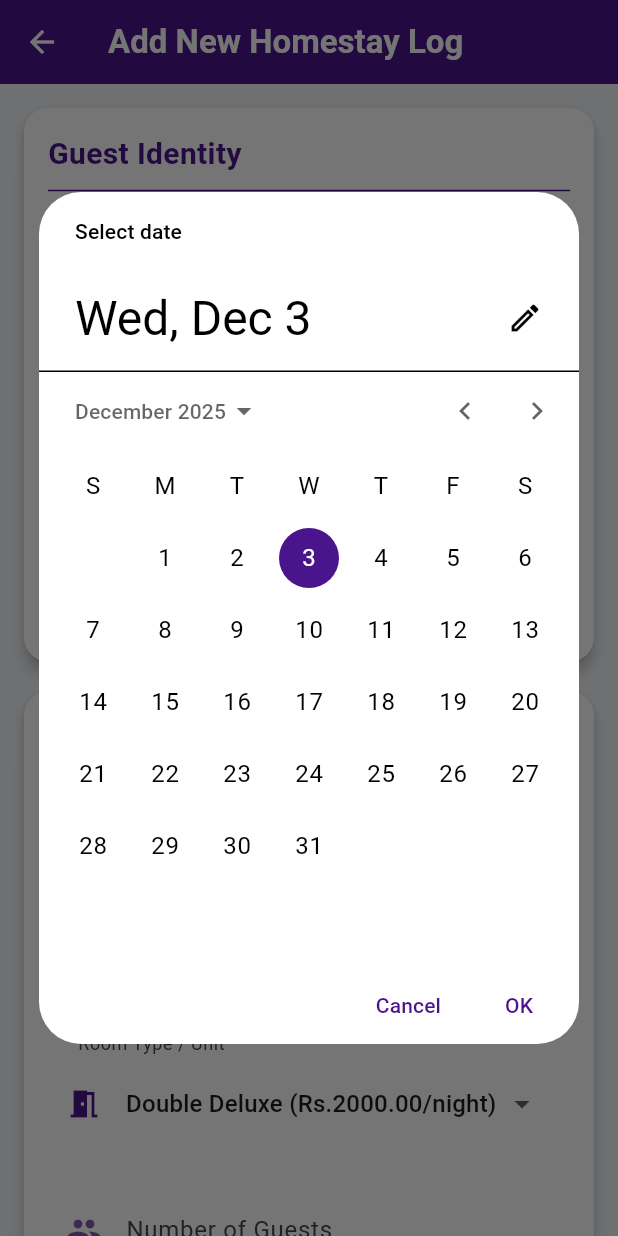
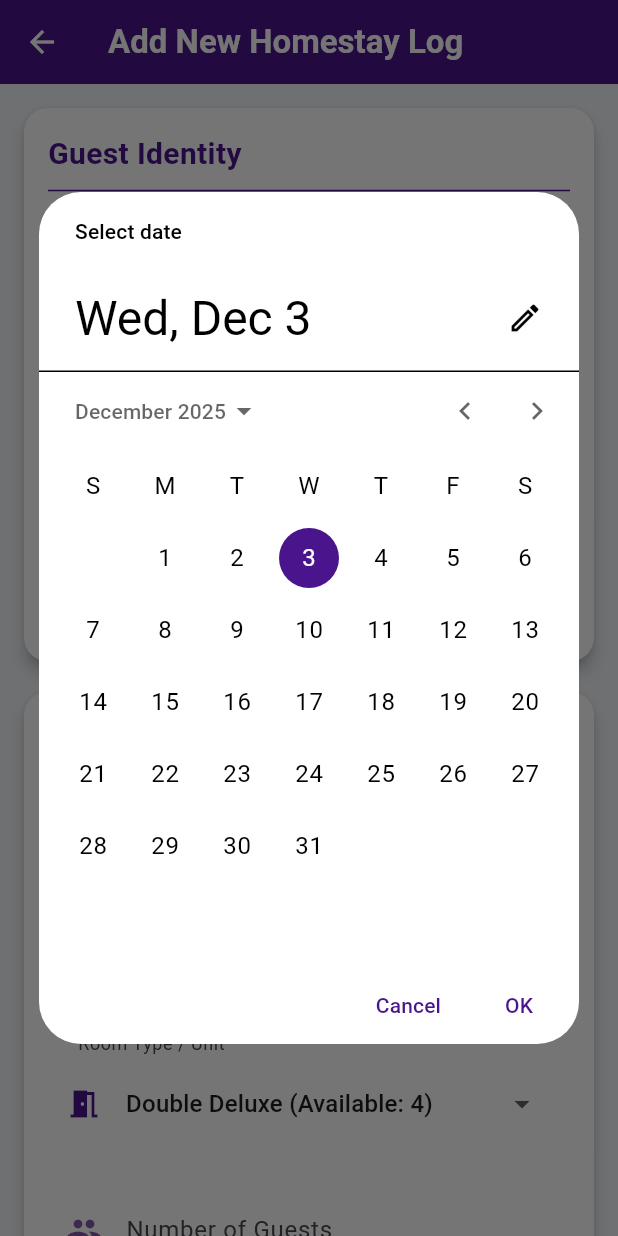
Before and after one commit to rilonmaharjan/homestay, a Flutter app: the UpsertLogPage screen opened directly, after a tap on "Arrival Date", on a phone screen of 412 x 824 dp. Run offline on Flutter 3.47's test engine with Material 3 defaults, Android fonts, the phone set to English and light mode, and no system bars; our stand-ins replace flutter_screenutil, google_sign_in, image_picker, sqflite; missing offline and left inert: googleapis; accounts and stored records are empty.

Commit message:
[Managed] - number of rooms

```diff
--- a/lib/database/database_helper.dart
+++ b/lib/database/database_helper.dart
@@ -103,13 +103,14 @@ class DatabaseHelper {
       id INTEGER PRIMARY KEY AUTOINCREMENT,
       name TEXT NOT NULL,
       price REAL NOT NULL, -- Price per night for this room type
+      quantity INTEGER NOT NULL DEFAULT 0, -- <<-- ADD THIS COLUMN
       description TEXT
     )
   ''');
 
-    // Insert default room types
-    await db.insert('room_types', {'name': 'Standard Single', 'price': 1000.0, 'description': 'Basic single occupancy room'});
-    await db.insert('room_types', {'name': 'Double Deluxe', 'price': 2000.0, 'description': 'Premium room with double bed'});
+  // Insert default room types - UPDATE THESE INSERTS
+  await db.insert('room_types', {'name': 'Standard Single', 'price': 1000.0, 'quantity': 5, 'description': 'Basic single occupancy room'});
+  await db.insert('room_types', {'name': 'Double Deluxe', 'price': 2000.0, 'quantity': 4, 'description': 'Premium room with double bed'}); // e.g., 4 rooms
   }
 
   // Log Entry Methods
@@ -436,4 +437,51 @@ class DatabaseHelper {
 
     return insertedCount;
   }
+
+  // lib/database/database_helper.dart
+
+// ... existing methods ...
+
+  /// Fetches the count of rooms booked for each room type
+  Future<List<Map<String, dynamic>>> getBookedRoomCounts(String arrivalDate, String checkoutDate, {int? excludeLogId}) async {
+    final db = await database;
+
+    // Convert dates to simplified yyyy-MM-dd format for comparison
+    final arrival = DateTime.parse(arrivalDate).toIso8601String().substring(0, 10);
+    final checkout = DateTime.parse(checkoutDate).toIso8601String().substring(0, 10);
+
+    // The condition for OVERLAP: (Log Arrival < Check Out Date) AND (Log Check Out > Arrival Date)
+    String whereClause = '''
+      (
+        -- Current Log's ARRIVAL date is before the new Checkout date
+        strftime('%Y-%m-%d', arrivalDate) < ?
+        AND
+        -- Current Log's CHECKOUT date is after the new Arrival date
+        strftime('%Y-%m-%d', checkOutDate) > ?
+      )
+    ''';
+
+    // Arguments list: [new_checkout_date, new_arrival_date]
+    List<dynamic> whereArgs = [checkout, arrival];
+
+    // Exclude the current log if we are editing
+    if (excludeLogId != null) {
+      whereClause += ' AND id != ?';
+      whereArgs.add(excludeLogId);
     }
+
+    // NOTE: This assumes 'roomNumber' in guest_logs stores the room type NAME (e.g., 'Double Deluxe').
+    String sql = '''
+      SELECT
+        roomNumber,
+        COUNT(roomNumber) as bookedCount
+      FROM homestay
+      WHERE $whereClause
+      GROUP BY roomNumber
+    ''';
+
+    final List<Map<String, dynamic>> results = await db.rawQuery(sql, whereArgs);
+
+    return results;
+}
+}
--- a/lib/view/add_log.dart
+++ b/lib/view/add_log.dart
@@ -85,29 +85,61 @@ class _UpsertLogPageState extends State<UpsertLogPage> {
 
   // --- UPDATED ROOM LOADING LOGIC (Uses Room Name to find ID) ---
   Future<void> _loadRoomTypes(String? currentRoomName) async {
-    final rooms = await DatabaseHelper.instance.getAllRoomTypes();
+    // Use current selected dates or defaults for availability check
+    final checkArrival = _arrivalDate?.toIso8601String() ?? DateTime.now().toIso8601String();
+    final checkCheckout = _checkOutDate?.toIso8601String() ?? DateTime.now().add(const Duration(days: 1)).toIso8601String();
+
+    // 1. Fetch all defined room types (Name, Price, Total Quantity)
+    final allRooms = await DatabaseHelper.instance.getAllRoomTypes();
+
+    // 2. Fetch all booked counts for the current date range (Name, Booked Count)
+    final bookedCounts = await DatabaseHelper.instance.getBookedRoomCounts(
+      checkArrival,
+      checkCheckout,
+      excludeLogId: widget.logId,
+    );
+
+    // Convert bookedCounts list to a map for quick lookup: {roomName: bookedCount}
+    final bookedMap = {
+      for (var item in bookedCounts) item['roomNumber'] as String: item['bookedCount'] as int
+    };
+
+    // 3. Calculate Available Rooms and filter the list
+    final availableRooms = <Map<String, dynamic>>[];
+    int? matchedId;
+
+    for (var room in allRooms) {
+      final roomName = room['name'] as String;
+      final totalQuantity = room['quantity'] as int? ?? 0;
+      final bookedQuantity = bookedMap[roomName] ?? 0;
+
+      final availableQuantity = totalQuantity - bookedQuantity;
+
+      // Check if the room is available or if it's the room currently being edited
+      if (availableQuantity > 0 || (currentRoomName == roomName)) {
+        // Add the room to the available list, including the computed availability
+        availableRooms.add({...room, 'availableCount': availableQuantity});
+
+        // If editing, find the ID of the current room
+        if (currentRoomName == roomName) {
+          matchedId = room['id'] as int;
+        }
+      }
+    }
 
     setState(() {
-      _roomTypes = rooms;
+      _roomTypes = availableRooms;
       _isLoadingRooms = false;
 
-      int? matchedId;
-
-      // If editing, find the room ID based on the stored roomName
-      if (currentRoomName != null && currentRoomName.isNotEmpty) {
-        final matchedRoom = rooms.firstWhere(
-          (room) => room['name'] == currentRoomName,
-          // ignore: cast_from_null_always_fails
-          orElse: () => null as Map<String, dynamic>,
-        );
-        matchedId = matchedRoom['id'] as int?;
-      }
-
-      _selectedRoomTypeId = matchedId;
-
-      // If adding (and no pre-selection found), default to the first room ID if available
-      if (_selectedRoomTypeId == null && _roomTypes.isNotEmpty && !isEditing) {
+      // Set the selected ID based on editing status or default
+      if (matchedId != null) {
+        _selectedRoomTypeId = matchedId;
+      } else if (_selectedRoomTypeId == null && _roomTypes.isNotEmpty && !isEditing) {
+        // Default to the first available room if adding a new log
         _selectedRoomTypeId = _roomTypes.first['id'] as int;
+      } else if (matchedId == null && currentRoomName != null && isEditing) {
+        // If the previously selected room is now unavailable, keep the ID
+        // but ensure it's still available in the dropdown (it should be, due to the '|| currentRoomName == roomName' check)
       }
     });
   }
@@ -137,7 +169,11 @@ class _UpsertLogPageState extends State<UpsertLogPage> {
       lastDate: DateTime(2100),
       builder: (context, child) => Theme(data: ThemeData(colorScheme: const ColorScheme.light(primary: primaryColor)), child: child!),
     );
-    if (r != null) setState(() => _arrivalDate = r);
+    if (r != null) {
+      setState(() => _arrivalDate = r);
+      // CRITICAL: Reload rooms after date changes
+      _loadRoomTypes(widget.initialData?['roomNumber']);
+    }
   }
 
   Future<void> _pickCheckInTime() async {
@@ -158,7 +194,11 @@ class _UpsertLogPageState extends State<UpsertLogPage> {
       lastDate: DateTime(2100),
       builder: (context, child) => Theme(data: ThemeData(colorScheme: const ColorScheme.light(primary: primaryColor)), child: child!),
     );
-    if (r != null) setState(() => _checkOutDate = r);
+    if (r != null) {
+      setState(() => _checkOutDate = r);
+      // CRITICAL: Reload rooms after date changes
+      _loadRoomTypes(widget.initialData?['roomNumber']);
+    }
   }
 
   Future<void> _pickCheckOutTime() async {
@@ -369,14 +409,37 @@ class _UpsertLogPageState extends State<UpsertLogPage> {
             decoration: const InputDecoration(border: InputBorder.none, contentPadding: EdgeInsets.zero),
             isDense: true,
             isExpanded: true,
-            hint: _isLoadingRooms ? const Text('Loading rooms...') : const Text('Select Room Type'),
+
+            // Display hint based on loading state or availability
+            hint: _isLoadingRooms
+                ? const Text('Loading rooms...')
+                : _roomTypes.isEmpty
+                    ? const Text('No rooms available for selected dates')
+                    : const Text('Select Room Type'),
+
             validator: (value) => value == null ? 'Please select a room type.' : null,
+
             items: _roomTypes.map((room) {
+              final availableCount = room['availableCount'] as int;
+              final isCurrentLogRoom = room['id'] == _selectedRoomTypeId && widget.logId != null;
+
+              String displayText = '${room['name']} (Available: $availableCount)';
+
+              // Special display text when the room is currently being edited
+              if (isCurrentLogRoom && availableCount == 0) {
+                // The room is fully booked, but the current log is using it.
+                displayText = '${room['name']} (Currently Booked by this Log)';
+              } else if (isCurrentLogRoom) {
+                // Show the price for reference if it's the current log's room
+                displayText = '${room['name']} (Current) - Rs.${room['price'].toStringAsFixed(2)}/night';
+              }
+
               return DropdownMenuItem<int>(
                 value: room['id'] as int, // Use ID as the value
-                child: Text('${room['name']} (Rs.${room['price'].toStringAsFixed(2)}/night)'),
+                child: Text(displayText),
               );
             }).toList(),
+
             onChanged: (int? newId) { // Receive the ID
               setState(() {
                 _selectedRoomTypeId = newId;
--- a/lib/view/billing_dialog.dart
+++ b/lib/view/billing_dialog.dart
@@ -117,7 +117,7 @@ class _BillingCalculationDialogState extends State<BillingCalculationDialog> {
                   _buildSummaryRow('Food Total', foodCost),
 
                   const Divider(height: 30, thickness: 2, color: primaryColor),
-                  _buildSummaryRow('GRAND TOTAL', grandTotal, isTotal: true),
+                  _buildSummaryRow('TOTAL  ', grandTotal, isTotal: true),
                 ],
               ),
             ),
@@ -193,6 +193,7 @@ class _BillingCalculationDialogState extends State<BillingCalculationDialog> {
             ),
           ),
           Text(
+            title == 'Total Nights' ? amount.toInt().toString() :
             'Rs. ${amount.toStringAsFixed(2)}',
             style: TextStyle(
               fontWeight: isTotal ? FontWeight.bold : FontWeight.w600,
```
Also changed, not shown: lib/view/add_rates.dart (+34 -5 lines). Lines whose indentation alone changed are shown as unchanged.
